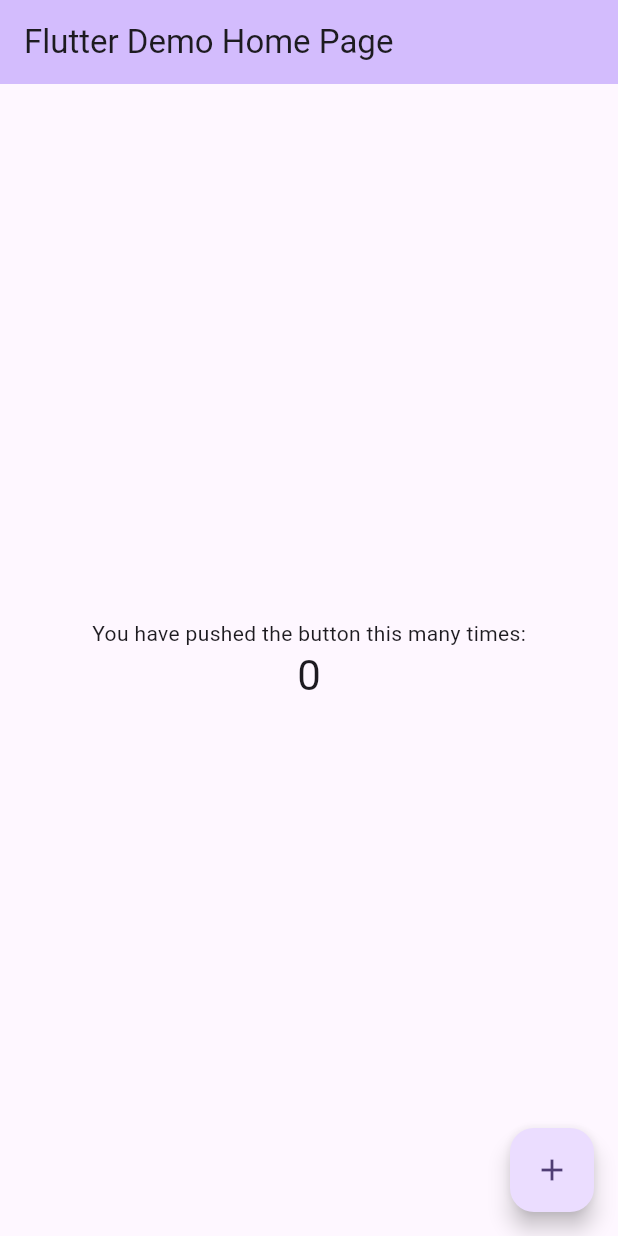
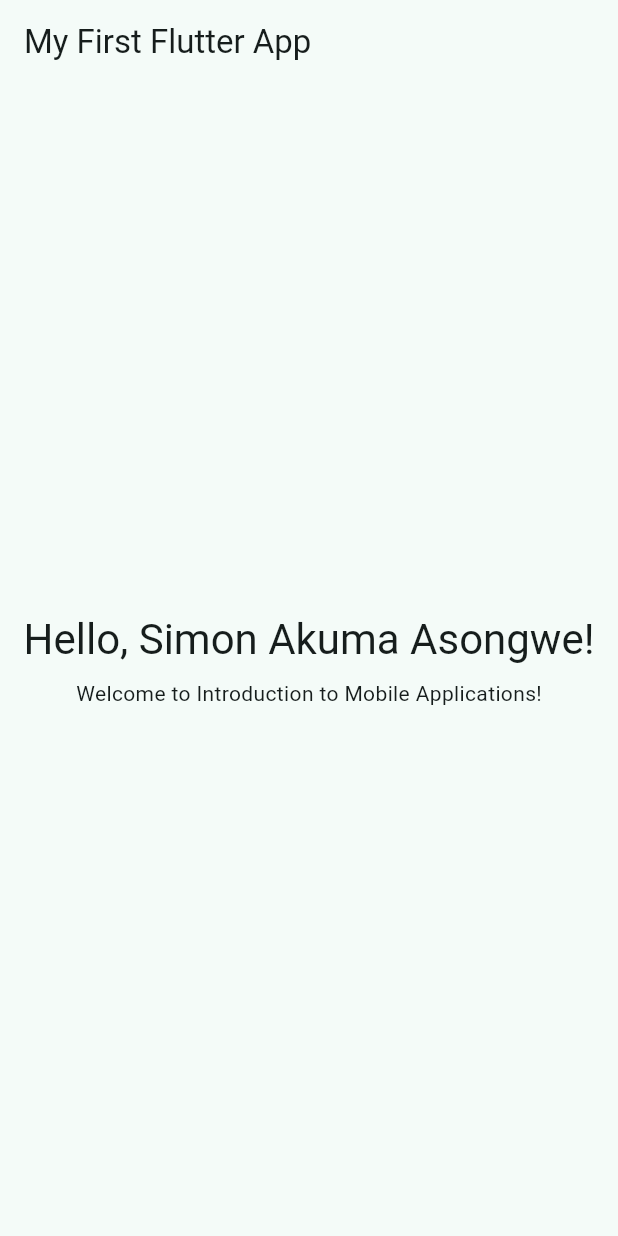
Before and after one commit to simonasongwe6-ui/my_first_app, a Flutter app: the screen it shows after launch, on a phone screen of 412 x 824 dp. Run offline on Flutter 3.47's test engine with Material 3 defaults, Android fonts, the phone set to English and light mode, and no system bars; our stand-ins replace material_ui.

Commit message:
Add customized app and lab screenshots

```diff
--- a/lib/main.dart
+++ b/lib/main.dart
@@ -7,115 +7,40 @@ void main() {
 class MyApp extends StatelessWidget {
   const MyApp({super.key});
 
-  // This widget is the root of your application.
   @override
   Widget build(BuildContext context) {
     return MaterialApp(
-      title: 'Flutter Demo',
+      title: 'My First Flutter App',
       theme: ThemeData(
-        // This is the theme of your application.
-        //
-        // TRY THIS: Try running your application with "flutter run". You'll see
-        // the application has a purple toolbar. Then, without quitting the app,
-        // try changing the seedColor in the colorScheme below to Colors.green
-        // and then invoke "hot reload" (save your changes or press the "hot
-        // reload" button in a Flutter-supported IDE, or press "r" if you used
-        // the command line to start the app).
-        //
-        // Notice that the counter didn't reset back to zero; the application
-        // state is not lost during the reload. To reset the state, use hot
-        // restart instead.
-        //
-        // This works for code too, not just values: Most code changes can be
-        // tested with just a hot reload.
-        colorScheme: .fromSeed(seedColor: Colors.deepPurple),
+        colorScheme: ColorScheme.fromSeed(seedColor: Colors.teal),
       ),
-      home: const MyHomePage(title: 'Flutter Demo Home Page'),
+      home: const MyHomePage(),
     );
   }
 }
 
-class MyHomePage extends StatefulWidget {
-  const MyHomePage({super.key, required this.title});
-
-  // This widget is the home page of your application. It is stateful, meaning
-  // that it has a State object (defined below) that contains fields that affect
-  // how it looks.
-
-  // This class is the configuration for the state. It holds the values (in this
-  // case the title) provided by the parent (in this case the App widget) and
-  // used by the build method of the State. Fields in a Widget subclass are
-  // always marked "final".
-
-  final String title;
-
-  @override
-  State<MyHomePage> createState() => _MyHomePageState();
-}
-
-class _MyHomePageState extends State<MyHomePage> {
-  int _counter = 0;
-
-  void _incrementCounter() {
-    setState(() {
-      // This call to setState tells the Flutter framework that something has
-      // changed in this State, which causes it to rerun the build method below
-      // so that the display can reflect the updated values. If we changed
-      // _counter without calling setState(), then the build method would not be
-      // called again, and so nothing would appear to happen.
-      _counter++;
-    });
-  }
+class MyHomePage extends StatelessWidget {
+  const MyHomePage({super.key});
 
   @override
   Widget build(BuildContext context) {
-    // This method is rerun every time setState is called, for instance as done
-    // by the _incrementCounter method above.
-    //
-    // The Flutter framework has been optimized to make rerunning build methods
-    // fast, so that you can just rebuild anything that needs updating rather
-    // than having to individually change instances of widgets.
+    final screenWidth = MediaQuery.of(context).size.width;
+    debugPrint('Screen width in dp: $screenWidth');
+
     return Scaffold(
-      appBar: AppBar(
-        // TRY THIS: Try changing the color here to a specific color (to
-        // Colors.amber, perhaps?) and trigger a hot reload to see the AppBar
-        // change color while the other colors stay the same.
-        backgroundColor: Theme.of(context).colorScheme.inversePrimary,
-        // Here we take the value from the MyHomePage object that was created by
-        // the App.build method, and use it to set our appbar title.
-        title: Text(widget.title),
-      ),
+      appBar: AppBar(title: const Text('My First Flutter App')),
       body: Center(
-        // Center is a layout widget. It takes a single child and positions it
-        // in the middle of the parent.
         child: Column(
-          // Column is also a layout widget. It takes a list of children and
-          // arranges them vertically. By default, it sizes itself to fit its
-          // children horizontally, and tries to be as tall as its parent.
-          //
-          // Column has various properties to control how it sizes itself and
-          // how it positions its children. Here we use mainAxisAlignment to
-          // center the children vertically; the main axis here is the vertical
-          // axis because Columns are vertical (the cross axis would be
-          // horizontal).
-          //
-          // TRY THIS: Invoke "debug painting" (choose the "Toggle Debug Paint"
-          // action in the IDE, or press "p" in the console), to see the
-          // wireframe for each widget.
-          mainAxisAlignment: .center,
+          mainAxisSize: MainAxisSize.min,
           children: [
-            const Text('You have pushed the button this many times:'),
             Text(
-              '$_counter',
+              'Hello, Simon Akuma Asongwe!',
               style: Theme.of(context).textTheme.headlineMedium,
             ),
+            const SizedBox(height: 8),
+            const Text('Welcome to Introduction to Mobile Applications!'),
           ],
         ),
-      ),
-      floatingActionButton: FloatingActionButton(
-        onPressed: _incrementCounter,
-        tooltip: 'Increment',
-        child: const Icon(Icons.add),
       ),
     );
   }
```
Also changed, not shown: docs/Running App.png (added), docs/Running Code.png (added), docs/flutter_doctor.png (added), 2 other files.
